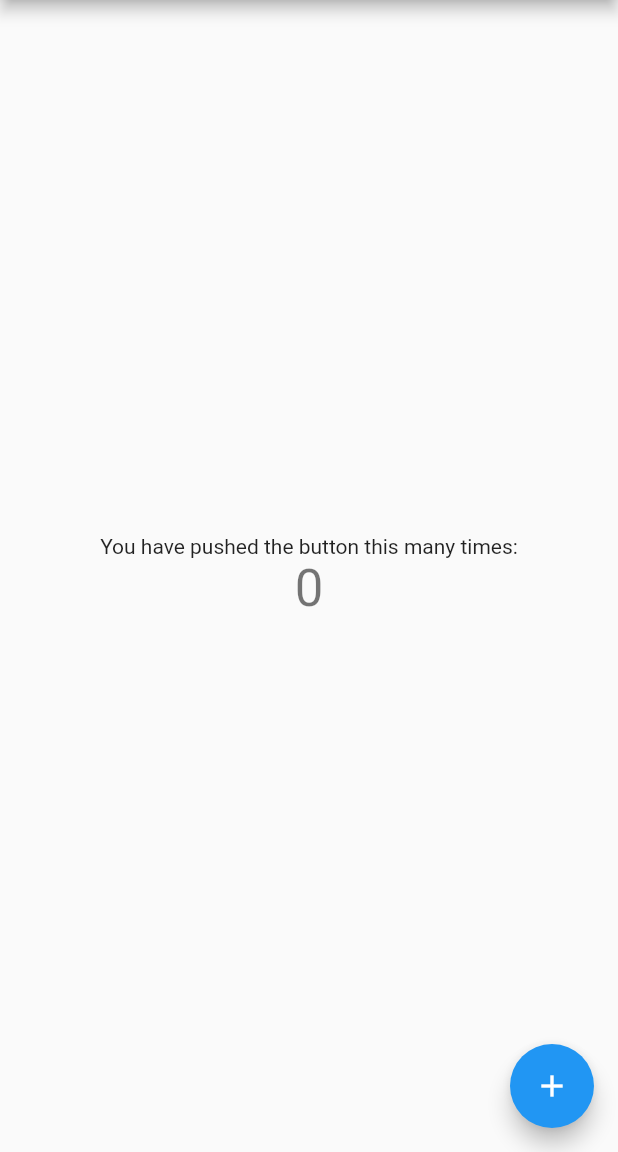
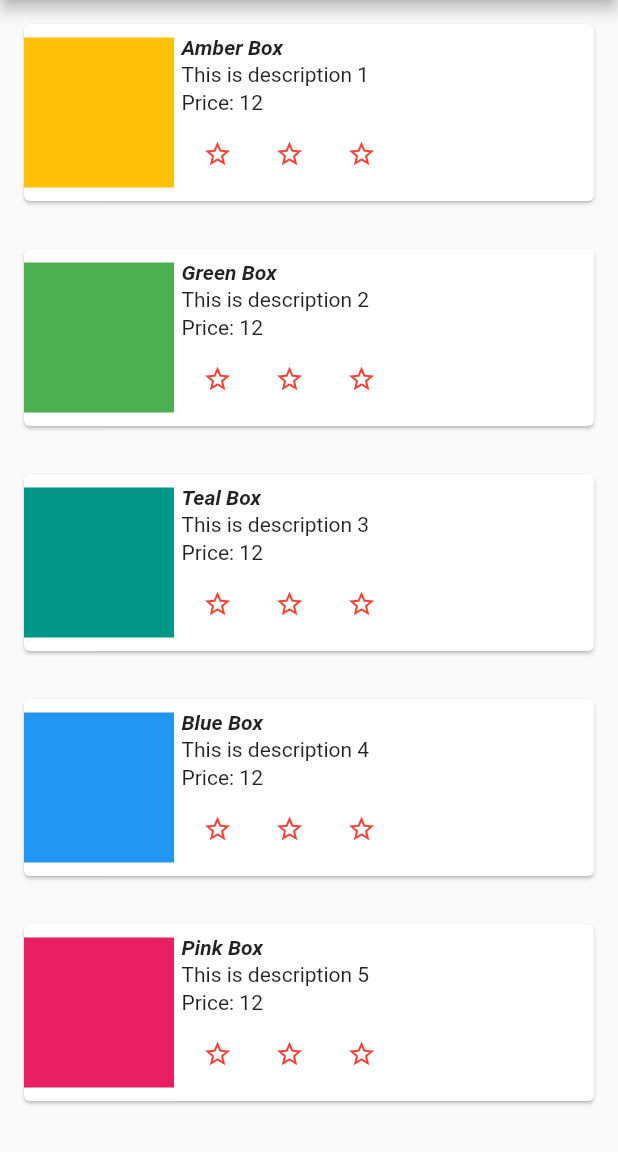
Before and after one commit to Shark929/my_app, a Flutter app: the screen it shows after launch, on a phone screen of 412 x 824 dp, the part 84-1236 px from its top. Run offline on Flutter 3.47's test engine with Material 2 defaults, Android fonts, the phone set to English and light mode, and no system bars.

Commit message:
Todays:
1. Rating
2. Card

```diff
--- /dev/null
+++ b/lib/components/alert_dialog.dart
@@ -0,0 +1,18 @@
+import 'package:flutter/material.dart';
+
+void customShowDialog(BuildContext context) {
+  showDialog(
+    context: context,
+    builder: (BuildContext context) {
+      return AlertDialog(
+        title: const Text("Message"),
+        content: const Text("New Message"),
+        actions: [
+          ElevatedButton(
+              onPressed: () => Navigator.pop(context),
+              child: const Text("Close"))
+        ],
+      );
+    },
+  );
+}
--- /dev/null
+++ b/lib/components/product_box.dart
@@ -0,0 +1,52 @@
+import 'package:flutter/material.dart';
+import 'package:my_app/components/rating_box.dart';
+
+class ProductBox extends StatelessWidget {
+  final String name, description;
+  final int price;
+  final Color colors;
+  const ProductBox(
+      {Key? key,
+      required this.name,
+      required this.description,
+      required this.price,
+      required this.colors})
+      : super(key: key);
+
+  @override
+  Widget build(BuildContext context) {
+    return Container(
+      padding: const EdgeInsets.all(12),
+      height: 150,
+      child: Card(
+          child: Row(
+        mainAxisAlignment: MainAxisAlignment.spaceEvenly,
+        children: [
+          Container(
+            height: 100,
+            width: 100,
+            color: colors,
+          ),
+          Expanded(
+              child: Container(
+            padding: const EdgeInsets.all(5),
+            child: Column(
+                crossAxisAlignment: CrossAxisAlignment.start,
+                mainAxisAlignment: MainAxisAlignment.spaceEvenly,
+                children: [
+                  Text(
+                    name,
+                    style: const TextStyle(
+                        fontStyle: FontStyle.italic,
+                        fontWeight: FontWeight.bold),
+                  ),
+                  Text(description),
+                  Text("Price: $price"),
+                  RatingBox(),
+                ]),
+          )),
+        ],
+      )),
+    );
+  }
+}
--- /dev/null
+++ b/lib/components/rating_box.dart
@@ -0,0 +1,80 @@
+import 'package:flutter/material.dart';
+
+class RatingBox extends StatefulWidget {
+  @override
+  State<RatingBox> createState() => _RatingBoxState();
+}
+
+class _RatingBoxState extends State<RatingBox> {
+  int rating = 0;
+
+  setRatingOne() {
+    setState(() {
+      rating = 1;
+    });
+  }
+
+  setRatingTwo() {
+    setState(() {
+      rating = 2;
+    });
+  }
+
+  setRatingThree() {
+    setState(() {
+      rating = 3;
+    });
+  }
+
+  @override
+  Widget build(BuildContext context) {
+    double size = 20;
+
+    return Row(
+      children: [
+        IconButton(
+          icon: rating >= 1
+              ? Icon(
+                  Icons.star,
+                  size: size,
+                )
+              : Icon(
+                  Icons.star_border,
+                  size: size,
+                ),
+          color: Colors.red,
+          onPressed: setRatingOne,
+          iconSize: size,
+        ),
+        IconButton(
+          icon: rating >= 2
+              ? Icon(
+                  Icons.star,
+                  size: size,
+                )
+              : Icon(
+                  Icons.star_border,
+                  size: size,
+                ),
+          color: Colors.red,
+          onPressed: setRatingTwo,
+          iconSize: size,
+        ),
+        IconButton(
+          icon: rating >= 3
+              ? Icon(
+                  Icons.star,
+                  size: size,
+                )
+              : Icon(
+                  Icons.star_border,
+                  size: size,
+                ),
+          color: Colors.red,
+          onPressed: setRatingThree,
+          iconSize: size,
+        ),
+      ],
+    );
+  }
+}
--- a/lib/main.dart
+++ b/lib/main.dart
@@ -1,4 +1,5 @@
 import 'package:flutter/material.dart';
+import 'package:my_app/components/product_box.dart';
 
 void main() {
   runApp(const MyApp());
@@ -7,21 +8,11 @@ void main() {
 class MyApp extends StatelessWidget {
   const MyApp({super.key});
 
-  // This widget is the root of your application.
   @override
   Widget build(BuildContext context) {
     return MaterialApp(
       title: 'Flutter Demo',
       theme: ThemeData(
-        // This is the theme of your application.
-        //
-        // Try running your application with "flutter run". You'll see the
-        // application has a blue toolbar. Then, without quitting the app, try
-        // changing the primarySwatch below to Colors.green and then invoke
-        // "hot reload" (press "r" in the console where you ran "flutter run",
-        // or simply save your changes to "hot reload" in a Flutter IDE).
-        // Notice that the counter didn't reset back to zero; the application
-        // is not restarted.
         primarySwatch: Colors.blue,
       ),
       home: const MyHomePage(title: 'Flutter Demo Home Page'),
@@ -32,15 +23,6 @@ class MyApp extends StatelessWidget {
 class MyHomePage extends StatefulWidget {
   const MyHomePage({super.key, required this.title});
 
-  // This widget is the home page of your application. It is stateful, meaning
-  // that it has a State object (defined below) that contains fields that affect
-  // how it looks.
-
-  // This class is the configuration for the state. It holds the values (in this
-  // case the title) provided by the parent (in this case the App widget) and
-  // used by the build method of the State. Fields in a Widget subclass are
-  // always marked "final".
-
   final String title;
 
   @override
@@ -48,68 +30,45 @@ class MyHomePage extends StatefulWidget {
 }
 
 class _MyHomePageState extends State<MyHomePage> {
-  int _counter = 0;
-
-  void _incrementCounter() {
-    setState(() {
-      // This call to setState tells the Flutter framework that something has
-      // changed in this State, which causes it to rerun the build method below
-      // so that the display can reflect the updated values. If we changed
-      // _counter without calling setState(), then the build method would not be
-      // called again, and so nothing would appear to happen.
-      _counter++;
-    });
-  }
-
   @override
   Widget build(BuildContext context) {
-    // This method is rerun every time setState is called, for instance as done
-    // by the _incrementCounter method above.
-    //
-    // The Flutter framework has been optimized to make rerunning build methods
-    // fast, so that you can just rebuild anything that needs updating rather
-    // than having to individually change instances of widgets.
     return Scaffold(
-      appBar: AppBar(
-        // Here we take the value from the MyHomePage object that was created by
-        // the App.build method, and use it to set our appbar title.
-        title: Text(widget.title),
-      ),
-      body: Center(
-        // Center is a layout widget. It takes a single child and positions it
-        // in the middle of the parent.
-        child: Column(
-          // Column is also a layout widget. It takes a list of children and
-          // arranges them vertically. By default, it sizes itself to fit its
-          // children horizontally, and tries to be as tall as its parent.
-          //
-          // Invoke "debug painting" (press "p" in the console, choose the
-          // "Toggle Debug Paint" action from the Flutter Inspector in Android
-          // Studio, or the "Toggle Debug Paint" command in Visual Studio Code)
-          // to see the wireframe for each widget.
-          //
-          // Column has various properties to control how it sizes itself and
-          // how it positions its children. Here we use mainAxisAlignment to
-          // center the children vertically; the main axis here is the vertical
-          // axis because Columns are vertical (the cross axis would be
-          // horizontal).
-          mainAxisAlignment: MainAxisAlignment.center,
-          children: <Widget>[
-            const Text(
-              'You have pushed the button this many times:',
+        appBar: AppBar(
+          title: Text(widget.title),
+        ),
+        body: ListView(
+          children: const [
+            ProductBox(
+              colors: Colors.amber,
+              description: 'This is description 1',
+              name: 'Amber Box',
+              price: 12,
             ),
-            Text(
-              '$_counter',
-              style: Theme.of(context).textTheme.headline4,
+            ProductBox(
+              colors: Colors.green,
+              description: 'This is description 2',
+              name: 'Green Box',
+              price: 12,
+            ),
+            ProductBox(
+              colors: Colors.teal,
+              description: 'This is description 3',
+              name: 'Teal Box',
+              price: 12,
+            ),
+            ProductBox(
+              colors: Colors.blue,
+              description: 'This is description 4',
+              name: 'Blue Box',
+              price: 12,
+            ),
+            ProductBox(
+              colors: Colors.pink,
+              description: 'This is description 5',
+              name: 'Pink Box',
+              price: 12,
             ),
           ],
-        ),
-      ),
-      floatingActionButton: FloatingActionButton(
-        onPressed: _incrementCounter,
-        tooltip: 'Increment',
-        child: const Icon(Icons.add),
-      ), // This trailing comma makes auto-formatting nicer for build methods.
-    );
+        ));
   }
 }
--- a/pubspec.yaml
+++ b/pubspec.yaml
@@ -37,6 +37,7 @@ dependencies:
   # Use with the CupertinoIcons class for iOS style icons.
   cupertino_icons: ^1.0.2
 
+
 dev_dependencies:
   flutter_test:
     sdk: flutter
@@ -60,9 +61,8 @@ flutter:
   uses-material-design: true
 
   # To add assets to your application, add an assets section, like this:
-  # assets:
-  #   - images/a_dot_burr.jpeg
-  #   - images/a_dot_ham.jpeg
+  assets:
+    - assets/
 
   # An image asset can refer to one or more resolution-specific "variants", see
   # https://flutter.dev/assets-and-images/#resolution-aware
```
Also changed, not shown: assets/images/1.JPG (added), assets/images/10.JPG (added), assets/images/2.JPG (added), assets/images/3.JPG (added), assets/images/4.JPG (added), assets/images/5.JPG (added), assets/images/6.JPG (added), assets/images/7.JPG (added), assets/images/8.JPG (added), assets/images/9.JPG (added).
